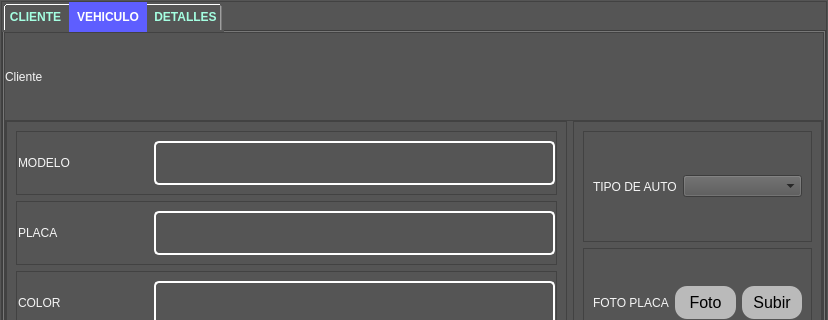
First picture: the form in view/ModalRegistro.ui, repository jhocepSan/deskopCandiaCar, before the edit; both pictures show x 0 to 828 and y 0 to 320 of the 828 by 577 pixel window.
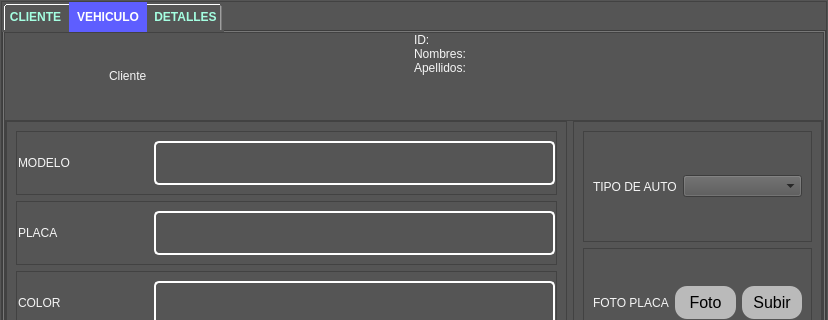
Second picture: the form after the edit.

The edit to the form file:
```diff
--- a/view/ModalRegistro.ui
+++ b/view/ModalRegistro.ui
@@ -515,14 +515,84 @@
               <number>0</number>
              </property>
              <item>
-              <layout class="QVBoxLayout" name="verticalLayout_7">
-               <item>
-                <widget class="QLabel" name="label_15">
+              <layout class="QHBoxLayout" name="hL_datos_cliente">
+               <item alignment="Qt::AlignHCenter|Qt::AlignVCenter">
+                <widget class="QLabel" name="lb_cliente">
+                 <property name="minimumSize">
+                  <size>
+                   <width>200</width>
+                   <height>0</height>
+                  </size>
+                 </property>
+                 <property name="maximumSize">
+                  <size>
+                   <width>200</width>
+                   <height>16777215</height>
+                  </size>
+                 </property>
+                 <property name="lineWidth">
+                  <number>1</number>
+                 </property>
                  <property name="text">
                   <string>Cliente</string>
                  </property>
+                 <property name="textFormat">
+                  <enum>Qt::AutoText</enum>
+                 </property>
+                 <property name="scaledContents">
+                  <bool>false</bool>
+                 </property>
                 </widget>
                </item>
+               <item>
+                <layout class="QFormLayout" name="fL_datos_cliente">
+                 <property name="leftMargin">
+                  <number>0</number>
+                 </property>
+                 <item row="0" column="0">
+                  <widget class="QLabel" name="lb_id_cliente">
+                   <property name="text">
+                    <string>ID:</string>
+                   </property>
+                  </widget>
+                 </item>
+                 <item row="0" column="1">
+                  <widget class="QLabel" name="lb_idPersona_value">
+                   <property name="text">
+                    <string/>
+                   </property>
+                  </widget>
+                 </item>
+                 <item row="1" column="0">
+                  <widget class="QLabel" name="lb_personaNombres">
+                   <property name="text">
+                    <string>Nombres:</string>
+                   </property>
+                  </widget>
+                 </item>
+                 <item row="1" column="1">
+                  <widget class="QLabel" name="lb_personaNombres_value">
+                   <property name="text">
+                    <string/>
+                   </property>
+                  </widget>
+                 </item>
+                 <item row="2" column="0">
+                  <widget class="QLabel" name="lb_personaApellidos">
+                   <property name="text">
+                    <string>Apellidos:</string>
+                   </property>
+                  </widget>
+                 </item>
+                 <item row="2" column="1">
+                  <widget class="QLabel" name="lb_personaApellidos_value">
+                   <property name="text">
+                    <string/>
+                   </property>
+                  </widget>
+                 </item>
+                </layout>
+               </item>
               </layout>
              </item>
              <item>
```
